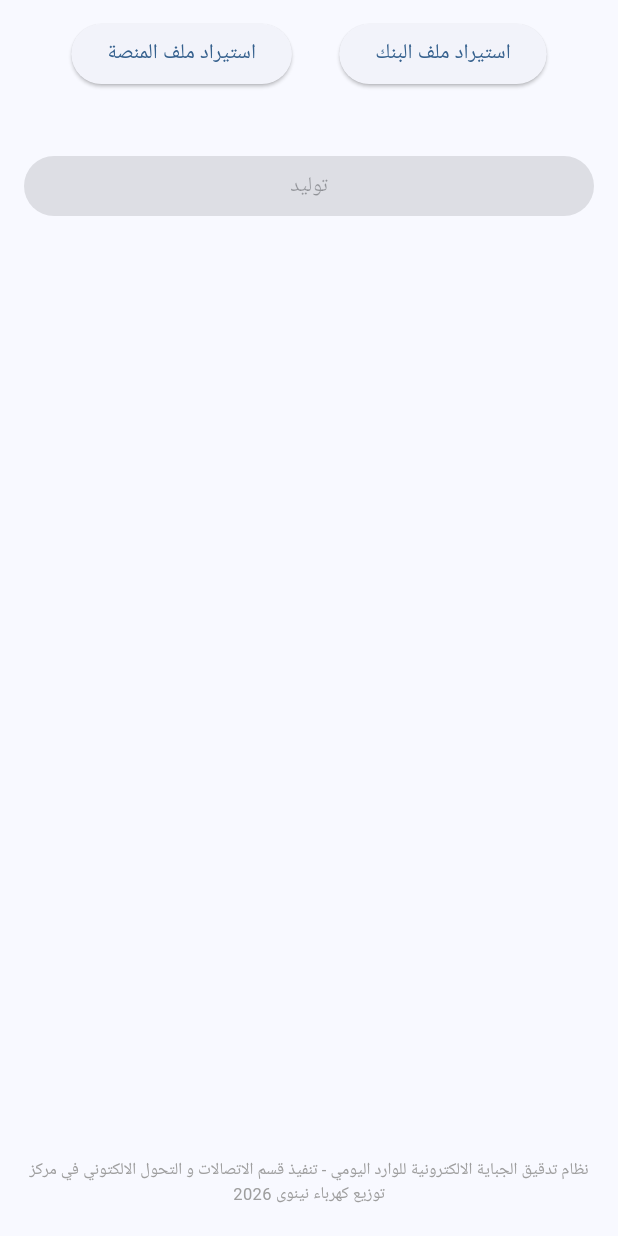
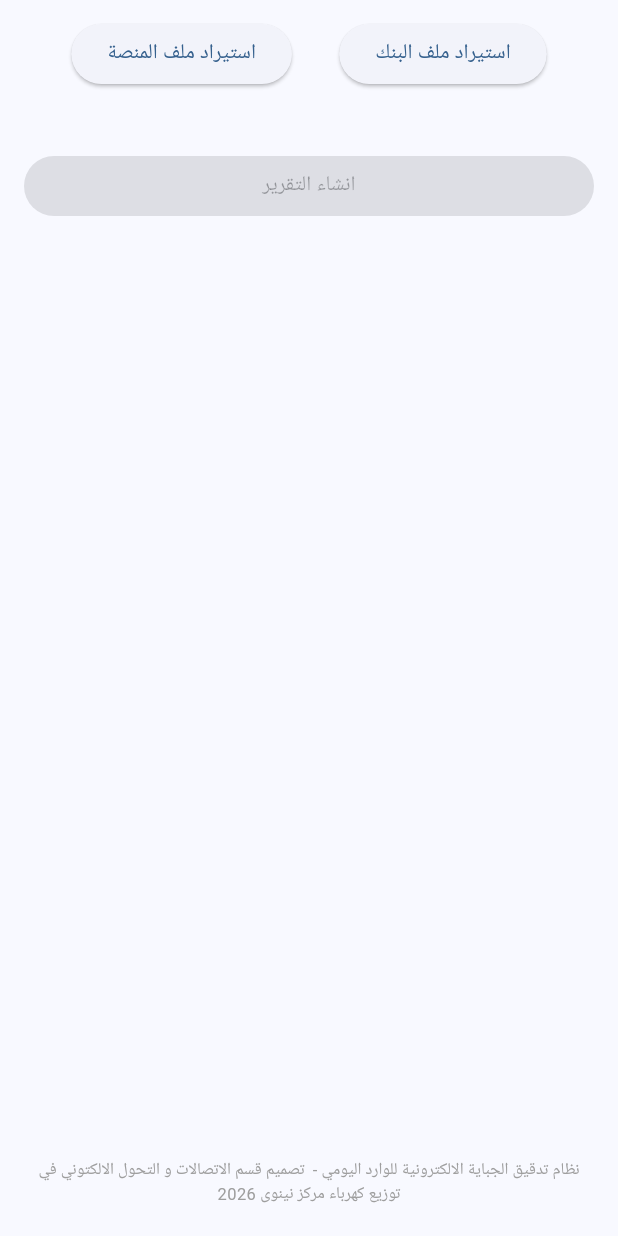
Before and after one commit to AiExpert1985/match_platform_bank, a Flutter app: the screen it shows after launch, on a phone screen of 412 x 824 dp. Run offline on Flutter 3.47's test engine with Material 3 defaults, Android fonts, the phone set to English and light mode, and no system bars; our stand-ins replace file_picker, flutter_riverpod, riverpod_annotation; missing offline and left inert: excel; generated files the repository leaves out were written again.

Commit message:
udpate names

```diff
--- a/lib/features/transactions/presentation/screens/main_screen.dart
+++ b/lib/features/transactions/presentation/screens/main_screen.dart
@@ -45,7 +45,7 @@ class MainScreen extends ConsumerWidget {
                 onPressed: bothImported
                     ? () => ref.read(appProvider.notifier).reconcile()
                     : null,
-                child: const Text('توليد'),
+                child: const Text('انشاء التقرير'),
               ),
               const SizedBox(height: 16),
               // Result zone
@@ -54,7 +54,7 @@ class MainScreen extends ConsumerWidget {
               const Padding(
                 padding: EdgeInsets.symmetric(vertical: 8),
                 child: Text(
-                  'نظام تدقيق الجباية الالكترونية للوارد اليومي - تنفيذ قسم الاتصالات و التحول الالكتوني في مركز توزيع كهرباء نينوى 2026',
+                  'نظام تدقيق الجباية الالكترونية للوارد اليومي -  تصميم قسم الاتصالات و التحول الالكتوني في توزيع كهرباء مركز نينوى 2026',
                   textAlign: TextAlign.center,
                   style: TextStyle(fontSize: 11, color: Colors.grey),
                 ),
```
